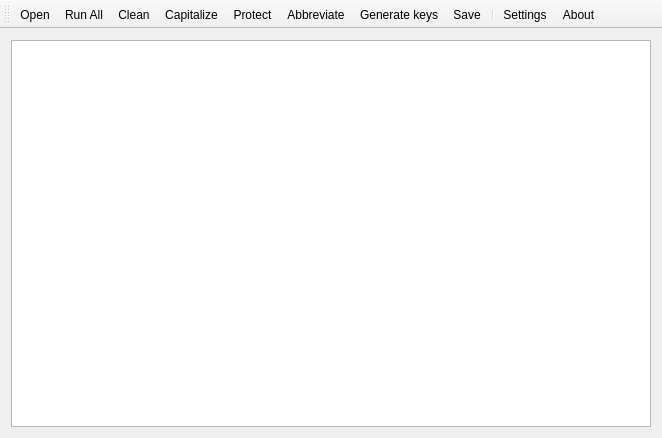
Qt form MainWindow.ui (congchenutd/bibfixer) before a commit.
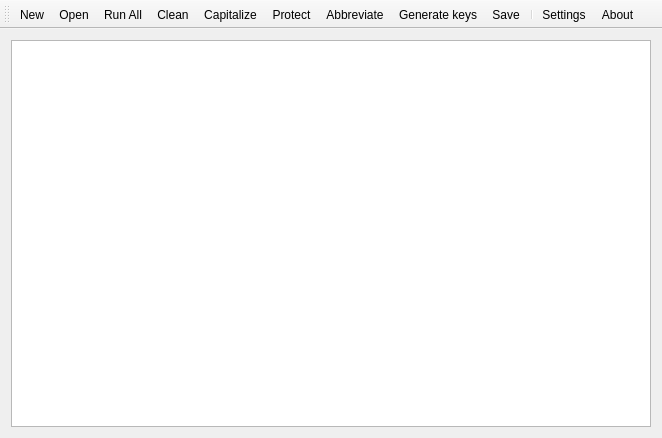
The same form after that commit. Icons and pictures are not drawn. Custom widgets are drawn as their Qt base class.

Commit message: + add the new button + rules stored separately in rules.ini

Patch:
```diff
--- a/MainWindow.ui
+++ b/MainWindow.ui
@@ -53,6 +53,7 @@
    <attribute name="toolBarBreak">
     <bool>false</bool>
    </attribute>
+   <addaction name="actionNew"/>
    <addaction name="actionOpen"/>
    <addaction name="actionRunAll"/>
    <addaction name="actionClean"/>
@@ -157,6 +158,15 @@
     <string>Generate keys</string>
    </property>
   </action>
+  <action name="actionNew">
+   <property name="icon">
+    <iconset resource="Resource.qrc">
+     <normaloff>:/Images/New.png</normaloff>:/Images/New.png</iconset>
+   </property>
+   <property name="text">
+    <string>New</string>
+   </property>
+  </action>
  </widget>
  <layoutdefault spacing="6" margin="11"/>
  <customwidgets>
```
The commit also changes 7 other files.
